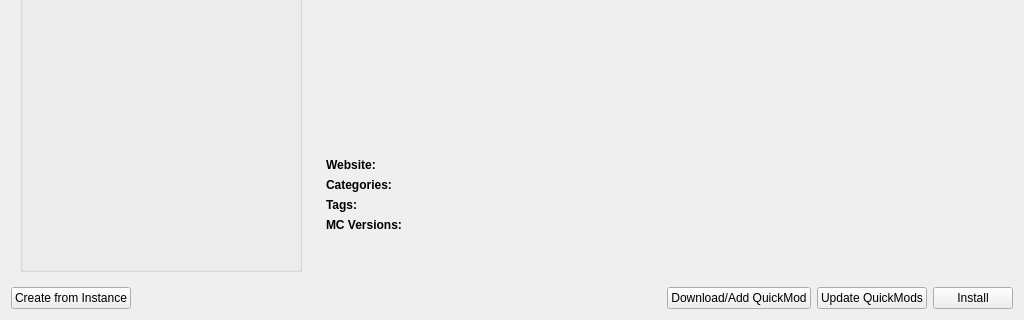
The window that gui/pages/QuickModBrowsePage.ui (MultiMC/Launcher) describes before a commit, drawn with Qt 5; both pictures show x 0 to 1024 and y 280 to 600 of the 1024 by 600 pixel window.
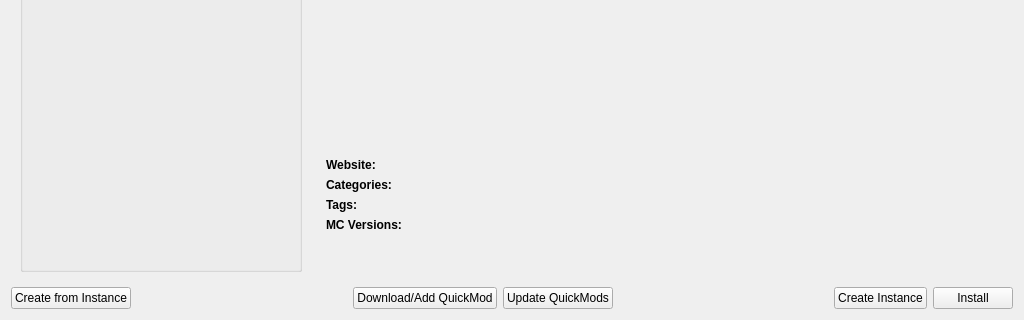
The same window after the commit.

Commit message: Add a way to create an instance from a QuickMod modpack

What changed in the file:
```diff
--- a/gui/pages/QuickModBrowsePage.ui
+++ b/gui/pages/QuickModBrowsePage.ui
@@ -362,6 +362,26 @@
        </property>
       </widget>
      </item>
+     <item>
+      <spacer name="horizontalSpacer_2">
+       <property name="orientation">
+        <enum>Qt::Horizontal</enum>
+       </property>
+       <property name="sizeHint" stdset="0">
+        <size>
+         <width>40</width>
+         <height>20</height>
+        </size>
+       </property>
+      </spacer>
+     </item>
+     <item>
+      <widget class="QPushButton" name="createInstanceButton">
+       <property name="text">
+        <string>Create Instance</string>
+       </property>
+      </widget>
+     </item>
      <item>
       <widget class="QPushButton" name="installButton">
        <property name="text">
```
The commit also changes 31 other files.
